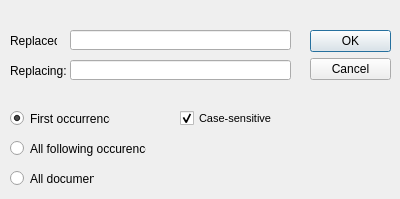
Qt form replacedialog.ui (Gricana/SimpleTextEditor) before a commit.
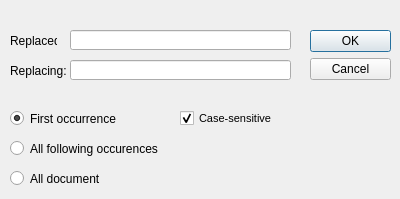
The same form after that commit.

Patch:
```diff
--- a/replacedialog.ui
+++ b/replacedialog.ui
@@ -56,7 +56,7 @@
     <rect>
      <x>10</x>
      <y>110</y>
-     <width>100</width>
+     <width>147</width>
      <height>17</height>
     </rect>
    </property>
@@ -72,7 +72,7 @@
     <rect>
      <x>10</x>
      <y>170</y>
-     <width>84</width>
+     <width>151</width>
      <height>17</height>
     </rect>
    </property>
@@ -98,7 +98,7 @@
     <rect>
      <x>10</x>
      <y>140</y>
-     <width>136</width>
+     <width>190</width>
      <height>17</height>
     </rect>
    </property>
@@ -111,7 +111,7 @@
     <rect>
      <x>180</x>
      <y>110</y>
-     <width>93</width>
+     <width>134</width>
      <height>17</height>
     </rect>
    </property>
```
